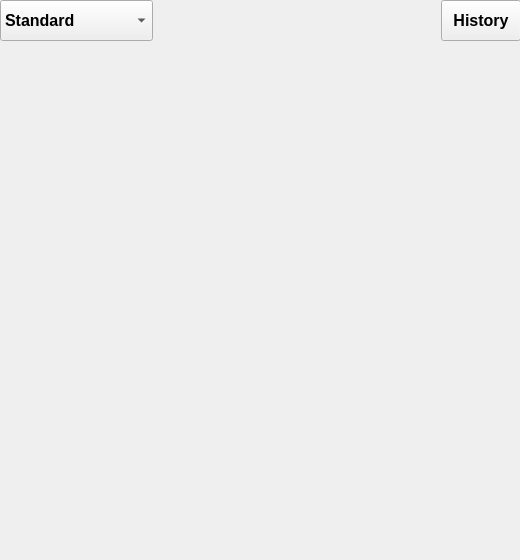
First picture: the form in mainwindow.ui, repository ForgetMelody/QT_course_design, before the edit.
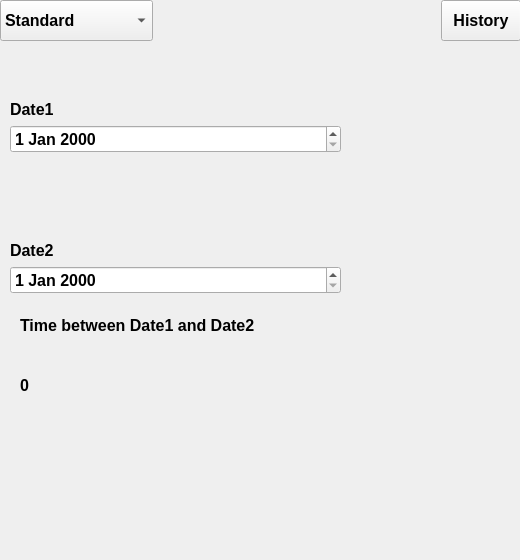
Second picture: the form after the edit. The open tabs and pages were chosen to show the change.

Diff of the .ui file:
```diff
--- a/mainwindow.ui
+++ b/mainwindow.ui
@@ -3015,7 +3015,79 @@
       </layout>
      </widget>
     </widget>
-    <widget class="QWidget" name="dataPage"/>
+    <widget class="QWidget" name="dataPage">
+     <widget class="QLabel" name="label_3">
+      <property name="geometry">
+       <rect>
+        <x>20</x>
+        <y>260</y>
+        <width>321</width>
+        <height>51</height>
+       </rect>
+      </property>
+      <property name="text">
+       <string>Time between Date1 and Date2</string>
+      </property>
+     </widget>
+     <widget class="QLabel" name="timeResultLabel">
+      <property name="geometry">
+       <rect>
+        <x>20</x>
+        <y>320</y>
+        <width>381</width>
+        <height>51</height>
+       </rect>
+      </property>
+      <property name="text">
+       <string>0</string>
+      </property>
+     </widget>
+     <widget class="QWidget" name="">
+      <property name="geometry">
+       <rect>
+        <x>10</x>
+        <y>60</y>
+        <width>331</width>
+        <height>194</height>
+       </rect>
+      </property>
+      <layout class="QVBoxLayout" name="verticalLayout">
+       <item>
+        <widget class="QLabel" name="label">
+         <property name="text">
+          <string>Date1</string>
+         </property>
+        </widget>
+       </item>
+       <item>
+        <widget class="QDateEdit" name="dateEdit"/>
+       </item>
+       <item>
+        <spacer name="verticalSpacer">
+         <property name="orientation">
+          <enum>Qt::Vertical</enum>
+         </property>
+         <property name="sizeHint" stdset="0">
+          <size>
+           <width>20</width>
+           <height>40</height>
+          </size>
+         </property>
+        </spacer>
+       </item>
+       <item>
+        <widget class="QLabel" name="label_2">
+         <property name="text">
+          <string>Date2</string>
+         </property>
+        </widget>
+       </item>
+       <item>
+        <widget class="QDateEdit" name="date2Edit"/>
+       </item>
+      </layout>
+     </widget>
+    </widget>
    </widget>
   </widget>
  </widget>
```
Left out of the diff: 2 changed lines with no effect on the pictures.
